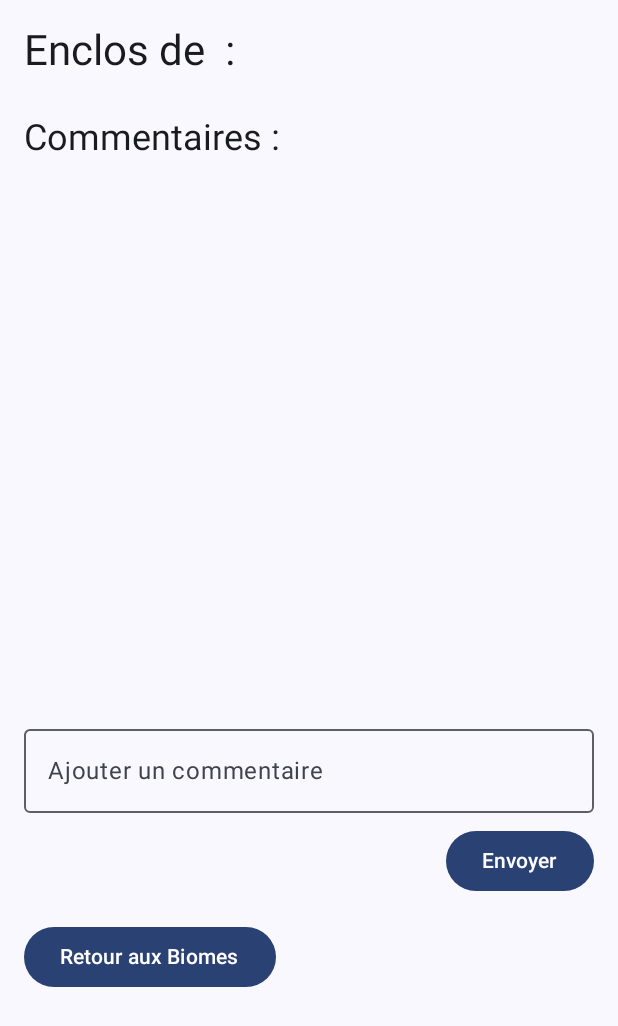
After one commit to Futiz/ZooISEN, an Android app built with Jetpack Compose: the composable EnclosureScreen called with empty values, on a phone screen of 412 x 824 dp. The commit adds this screen. Shown: the top 1026 px of the screen. Run offline under Robolectric (Android 15) with nearby library versions, the phone set to English and light mode, and no system bars; our stand-ins replace Firebase (no records; nobody signed in at launch, a user with empty details on screens opened directly).

Commit message:
v0.1 biomes colorés , enclos

```diff
--- a/app/build.gradle.kts
+++ b/app/build.gradle.kts
@@ -51,6 +51,8 @@ dependencies {
     implementation(libs.androidx.ui.tooling.preview)
     implementation(libs.androidx.material3)
     implementation("com.google.code.gson:gson:2.10.1")
+    implementation("io.coil-kt:coil-compose:2.2.2")
+    implementation("androidx.navigation:navigation-compose:2.7.5")
     implementation(libs.firebase.database)
     testImplementation(libs.junit)
     androidTestImplementation(libs.androidx.junit)
--- /dev/null
+++ b/app/src/main/java/fr/isen/sannicolas/zooisen/screens/EnclosureScreen.kt
@@ -0,0 +1,107 @@
+package fr.isen.sannicolas.zooisen.screens
+
+import androidx.compose.foundation.layout.*
+import androidx.compose.foundation.lazy.LazyColumn
+import androidx.compose.foundation.lazy.items
+import androidx.compose.material3.*
+import androidx.compose.runtime.*
+import androidx.compose.ui.Modifier
+import androidx.compose.ui.unit.dp
+import androidx.navigation.NavHostController
+import fr.isen.sannicolas.zooisen.database.Database
+import fr.isen.sannicolas.zooisen.database.Biome
+import fr.isen.sannicolas.zooisen.database.Comment
+
+@Composable
+fun EnclosureScreen(navController: NavHostController, biomeName: String, enclosureId: String) {
+    var selectedBiome by remember { mutableStateOf<Biome?>(null) }
+    var comments by remember { mutableStateOf<List<Comment>>(emptyList()) }
+    var newComment by remember { mutableStateOf("") }
+    var errorMessage by remember { mutableStateOf<String?>(null) }
+
+    // 🔹 Charger les biomes et commentaires
+    LaunchedEffect(Unit) {
+        Database.fetchBiomes(
+            onSuccess = { biomes -> selectedBiome = biomes.find { it.name == biomeName } },
+            onFailure = { errorMessage = it.message }
+        )
+
+        Database.fetchComments(enclosureId,
+            onSuccess = { comments = it },
+            onFailure = { errorMessage = it.message }
+        )
+    }
+
+    Column(modifier = Modifier.padding(16.dp)) {
+        Text(text = "Enclos de $biomeName :", style = MaterialTheme.typography.headlineMedium)
+        Spacer(modifier = Modifier.height(8.dp))
+
+        selectedBiome?.let { biome ->
+            biome.enclosures.forEach { enclosure ->
+                Text(text = "- Enclos ${enclosureId}", style = MaterialTheme.typography.bodyLarge)
+
+                enclosure.animals.forEach { animal ->
+                    Text(text = "   • ${animal.name}", style = MaterialTheme.typography.bodyMedium)
+                }
+
+                Spacer(modifier = Modifier.height(8.dp))
+            }
+        }
+
+        Spacer(modifier = Modifier.height(16.dp))
+
+        // 🔹 Section Commentaires
+        Text(text = "Commentaires :", style = MaterialTheme.typography.headlineSmall)
+        Spacer(modifier = Modifier.height(8.dp))
+
+        LazyColumn(modifier = Modifier.fillMaxHeight(0.5f)) {
+            items(comments) { comment ->
+                Card(
+                    modifier = Modifier
+                        .fillMaxWidth()
+                        .padding(vertical = 4.dp),
+                    elevation = CardDefaults.cardElevation(defaultElevation = 2.dp)
+                ) {
+                    Column(modifier = Modifier.padding(8.dp)) {
+                        Text(text = comment.author, style = MaterialTheme.typography.bodyLarge, color = MaterialTheme.colorScheme.primary)
+                        Text(text = comment.text, style = MaterialTheme.typography.bodyMedium)
+                    }
+                }
+            }
+        }
+
+        Spacer(modifier = Modifier.height(16.dp))
+
+        // 🔹 Ajouter un commentaire
+        OutlinedTextField(
+            value = newComment,
+            onValueChange = { newComment = it },
+            label = { Text("Ajouter un commentaire") },
+            modifier = Modifier.fillMaxWidth()
+        )
+
+        Spacer(modifier = Modifier.height(8.dp))
+
+        Button(
+            onClick = {
+                if (newComment.isNotBlank()) {
+                    Database.addComment(
+                        enclosureId = enclosureId,
+                        author = "Utilisateur",
+                        text = newComment,
+                        onSuccess = { newComment = "" },
+                        onFailure = { errorMessage = it.message }
+                    )
+                }
+            },
+            modifier = Modifier.align(alignment = androidx.compose.ui.Alignment.End)
+        ) {
+            Text("Envoyer")
+        }
+
+        Spacer(modifier = Modifier.height(16.dp))
+        Button(onClick = { navController.popBackStack() }) {
+            Text("Retour aux Biomes")
+        }
+    }
+}
```
Also changed, not shown: app/src/main/java/fr/isen/sannicolas/zooisen/MainActivity.kt (+19 -37 lines), app/src/main/java/fr/isen/sannicolas/zooisen/database/Database.kt (+61 -2 lines), app/src/main/java/fr/isen/sannicolas/zooisen/screens/BiomeScreen.kt (added, +109 -0 lines), app/src/main/res/drawable/ara.png (added), app/src/main/res/drawable/bison.png (added), app/src/main/res/drawable/lion.png (added), app/src/main/res/drawable/loup.png (added), app/src/main/res/drawable/reptile.png (added), app/src/main/res/drawable/rhinoceros.png (added).
